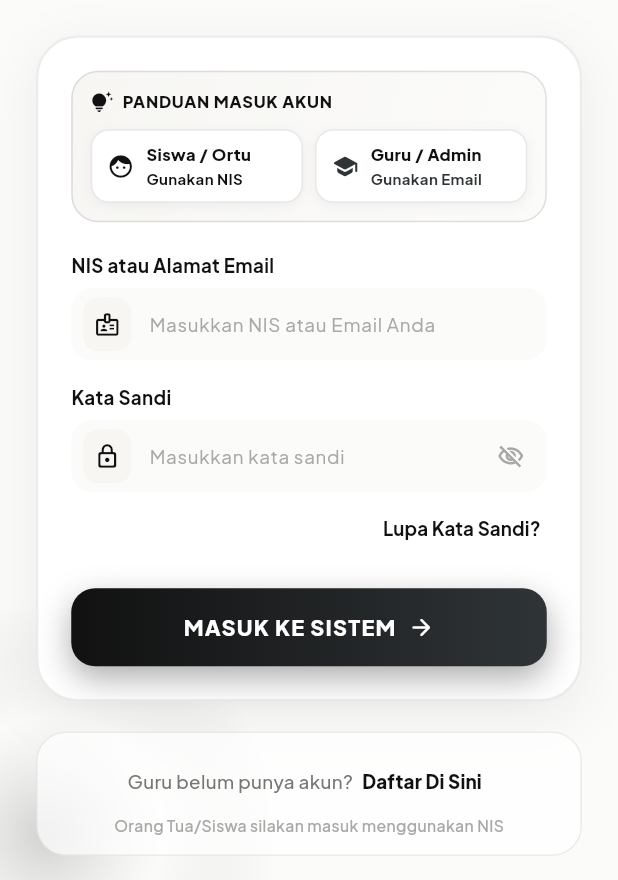
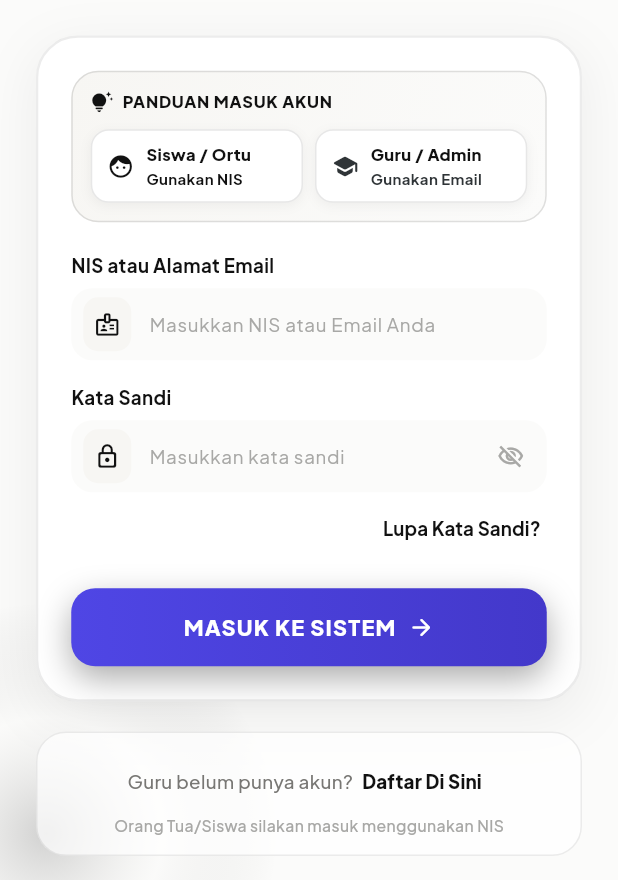
Before and after one commit to twakew/e-rapor, a Flutter app: the screen it shows after launch, on a phone screen of 412 x 824 dp, the part 356-1236 px from its top. Run offline on Flutter 3.47's test engine with Material 3 defaults, Android fonts, the light colour scheme and no system bars; our stand-ins replace dio, file_picker, fl_chart, google_fonts, image_picker, jwt_decoder and 5 more; missing offline and left inert: excel_community, gal, mobile_scanner, onesignal_flutter.

Commit message:
Aksen brand indigo (warna seed asli): AppColors.brand/brandDark, CTA login-register & header profil pakai gradasi indigo, tombol/fokus/selection global indigo

```diff
--- a/lib/config/app_colors.dart
+++ b/lib/config/app_colors.dart
@@ -5,6 +5,10 @@ class AppColors {
   static const Color primary = Color(0xFF111111); // Charcoal
   static const Color secondary = Color(0xFF2F3437); // Dark Gray
   static const Color accent = Color(0xFFF7F6F3); // Warm Bone
+
+  // --- Brand Accent (CTA, fokus, highlight) — indigo, warna seed asli project ---
+  static const Color brand = Color(0xFF4F46E5); // Indigo 600
+  static const Color brandDark = Color(0xFF4338CA); // Indigo 700
 
   // --- Backgrounds ---
   static const Color backgroundColor = Color(0xFFFBFBFA); // Warm White
--- a/lib/dasbhor/profil_page.dart
+++ b/lib/dasbhor/profil_page.dart
@@ -229,7 +229,7 @@ class _ProfilPageState extends State<ProfilPage> {
                   gradient: LinearGradient(
                     begin: Alignment.centerLeft,
                     end: Alignment.centerRight,
-                    colors: [AppColors.primary, AppColors.secondary, AppColors.primary.withValues(alpha: 0.8)],
+                    colors: [AppColors.brand, AppColors.brandDark, AppColors.brand.withValues(alpha: 0.8)],
                   ),
                 ),
                 child: Stack(
@@ -252,7 +252,7 @@ class _ProfilPageState extends State<ProfilPage> {
                     decoration: BoxDecoration(
                       shape: BoxShape.circle,
                       gradient: LinearGradient(
-                        colors: [AppColors.primary, AppColors.secondary],
+                        colors: [AppColors.brand, AppColors.brandDark],
                       ),
                     ),
                     child: Center(
--- a/lib/login&register/loginpath.dart
+++ b/lib/login&register/loginpath.dart
@@ -350,8 +350,8 @@ class _LoginPageState extends State<LoginPage> {
               gradient: LinearGradient(
                 colors: [
                   Color(0xFF312E81), // Deep Indigo 900
-                  AppColors.primary,
-                  AppColors.secondary,
+                  AppColors.brand,
+                  AppColors.brandDark,
                 ],
                 begin: Alignment.topLeft,
                 end: Alignment.bottomRight,
@@ -993,8 +993,8 @@ class _LoginPageState extends State<LoginPage> {
               borderRadius: BorderRadius.circular(16),
               gradient: const LinearGradient(
                 colors: [
-                  AppColors.primary,
-                  AppColors.secondary,
+                  AppColors.brand,
+                  AppColors.brandDark,
                 ],
                 begin: Alignment.centerLeft,
                 end: Alignment.centerRight,
--- a/lib/main.dart
+++ b/lib/main.dart
@@ -53,7 +53,7 @@ class _MyAppState extends State<MyApp> {
         // Selaras dengan AppColors (warm monochrome) — jangan dari seed indigo,
         // dulu semua widget Material bawaan berwarna ungu di tengah UI abu-abu.
         colorScheme: const ColorScheme.light(
-          primary: AppColors.primary,
+          primary: AppColors.brand,
           onPrimary: Colors.white,
           secondary: AppColors.secondary,
           onSecondary: Colors.white,
@@ -78,7 +78,7 @@ class _MyAppState extends State<MyApp> {
         ),
         elevatedButtonTheme: ElevatedButtonThemeData(
           style: ElevatedButton.styleFrom(
-            backgroundColor: AppColors.primary,
+            backgroundColor: AppColors.brand,
             foregroundColor: Colors.white,
             elevation: 0,
             padding: const EdgeInsets.symmetric(horizontal: 24, vertical: 14),
@@ -102,7 +102,7 @@ class _MyAppState extends State<MyApp> {
           ),
           focusedBorder: OutlineInputBorder(
             borderRadius: BorderRadius.circular(14),
-            borderSide: const BorderSide(color: AppColors.primary, width: 1.8),
+            borderSide: const BorderSide(color: AppColors.brand, width: 1.8),
           ),
         ),
         dialogTheme: DialogThemeData(
--- a/lib/splash_screen.dart
+++ b/lib/splash_screen.dart
@@ -143,7 +143,7 @@ class _SplashScreenState extends State<SplashScreen> with TickerProviderStateMix
                 colors: [
                   Color(0xFF1E1B4B), // Deep Indigo 950
                   Color(0xFF312E81), // Indigo 900
-                  AppColors.primary, // Indigo 600 (#4F46E5)
+                  AppColors.primary, // Charcoal (aksen indigo: AppColors.brand)
                 ],
               ),
             ),
```
Also changed, not shown: lib/login&register/register.dart (+4 -4 lines).
